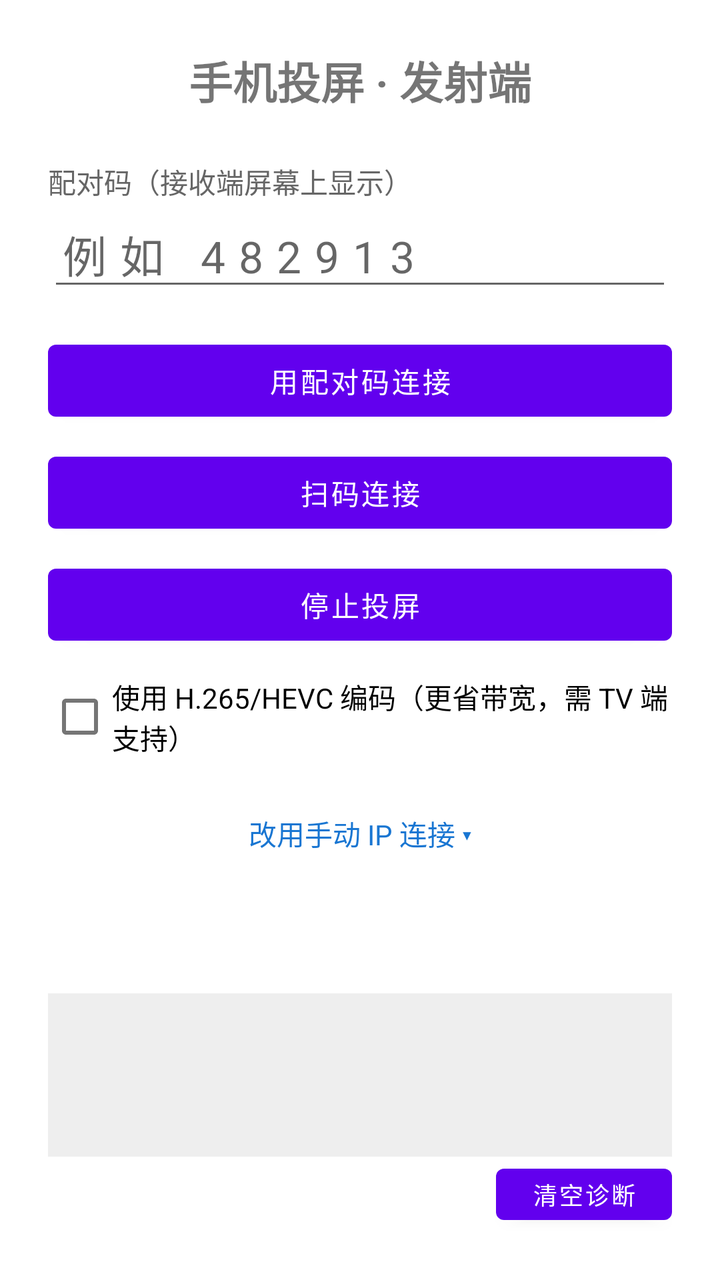
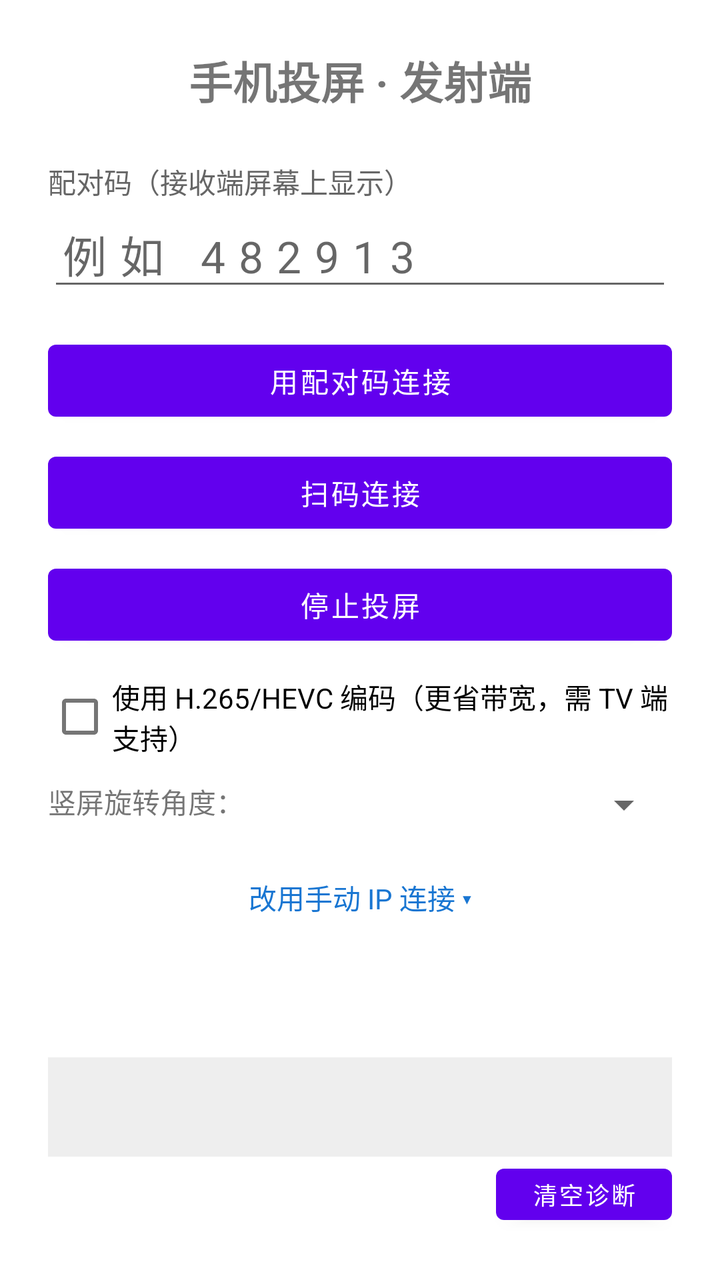

The first picture is an Android layout as it rendered before a commit; the second is the same layout after the commit. The layout source and the unified diff follow.
<!-- AndroidManifest.xml: application theme Theme.ScreenCast -->
<!-- res/layout/activity_main.xml -->
<?xml version="1.0" encoding="utf-8"?>
<LinearLayout xmlns:android="http://schemas.android.com/apk/res/android"
    xmlns:tools="http://schemas.android.com/tools"
    android:layout_width="match_parent"
    android:layout_height="match_parent"
    android:orientation="vertical"
    android:padding="24dp"
    android:gravity="center_vertical">

    <TextView
        android:layout_width="match_parent"
        android:layout_height="wrap_content"
        android:text="手机投屏 · 发射端"
        android:textSize="22sp"
        android:textStyle="bold"
        android:layout_marginBottom="24dp"
        android:gravity="center" />

    
    <LinearLayout
        android:id="@+id/pairBox"
        android:layout_width="match_parent"
        android:layout_height="wrap_content"
        android:orientation="vertical">

        <TextView
            android:layout_width="match_parent"
            android:layout_height="wrap_content"
            android:text="配对码（接收端屏幕上显示）"
            android:textColor="#FF666666" />

        <EditText
            android:id="@+id/etCode"
            android:layout_width="match_parent"
            android:layout_height="wrap_content"
            android:hint="例如 482913"
            android:inputType="number"
            android:maxLength="6"
            android:textSize="22sp"
            android:letterSpacing="0.3" />

        <Button
            android:id="@+id/btnPair"
            android:layout_width="match_parent"
            android:layout_height="wrap_content"
            android:layout_marginTop="16dp"
            android:text="用配对码连接" />

        <Button
            android:id="@+id/btnScan"
            android:layout_width="match_parent"
            android:layout_height="wrap_content"
            android:layout_marginTop="8dp"
            android:text="扫码连接" />
    </LinearLayout>

    
    <LinearLayout
        android:id="@+id/manualBox"
        android:layout_width="match_parent"
        android:layout_height="wrap_content"
        android:orientation="vertical"
        android:visibility="gone"
        android:layout_marginTop="8dp">

        <TextView
            android:layout_width="match_parent"
            android:layout_height="wrap_content"
            android:text="接收端 IP 地址" />

        <EditText
            android:id="@+id/etHost"
            android:layout_width="match_parent"
            android:layout_height="wrap_content"
            android:hint="例如 192.168.1.100"
            android:inputType="text" />

        <TextView
            android:layout_width="match_parent"
            android:layout_height="wrap_content"
            android:text="端口"
            android:layout_marginTop="12dp" />

        <EditText
            android:id="@+id/etPort"
            android:layout_width="match_parent"
            android:layout_height="wrap_content"
            android:inputType="number" />

        <Button
            android:id="@+id/btnStart"
            android:layout_width="match_parent"
            android:layout_height="wrap_content"
            android:layout_marginTop="16dp"
            android:text="开始投屏" />
    </LinearLayout>

    <Button
        android:id="@+id/btnStop"
        android:layout_width="match_parent"
        android:layout_height="wrap_content"
        android:layout_marginTop="8dp"
        android:text="停止投屏" />

    <CheckBox
        android:id="@+id/cbHevc"
        android:layout_width="wrap_content"
        android:layout_height="wrap_content"
        android:layout_marginTop="8dp"
        android:text="使用 H.265/HEVC 编码（更省带宽，需 TV 端支持）" />

    <TextView
        android:id="@+id/tvToggle"
        android:layout_width="match_parent"
        android:layout_height="wrap_content"
        android:layout_marginTop="16dp"
        android:text="改用手动 IP 连接 ▾"
        android:textColor="#FF1976D2"
        android:gravity="center"
        android:padding="8dp" />

    <TextView
        android:id="@+id/tvStatus"
        android:layout_width="match_parent"
        android:layout_height="wrap_content"
        android:layout_marginTop="24dp"
        android:gravity="center"
        android:textSize="16sp" />

    
    <ScrollView
        android:id="@+id/diagScroll"
        android:layout_width="match_parent"
        android:layout_height="0dp"
        android:layout_weight="1"
        android:layout_marginTop="16dp"
        android:background="#11000000"
        android:padding="8dp">

        <TextView
            android:id="@+id/tvDiag"
            android:layout_width="match_parent"
            android:layout_height="wrap_content"
            android:fontFamily="monospace"
            android:textSize="11sp"
            android:textColor="#FF37474F"
            android:textIsSelectable="true"
            android:lineSpacingExtra="2dp"
            tools:ignore="HardcodedText" />
    </ScrollView>

    <Button
        android:id="@+id/btnClearDiag"
        android:layout_width="wrap_content"
        android:layout_height="wrap_content"
        android:layout_gravity="end"
        android:minHeight="36dp"
        android:text="清空诊断"
        android:textSize="12sp" />
</LinearLayout>
<!-- resources referenced by this layout -->
<resources>
  <style name="Theme.ScreenCast" parent="Theme.MaterialComponents.DayNight.NoActionBar" />
</resources>

<!-- the commit's change to res/layout/activity_main.xml (unified diff, before → after) -->
@@ -109,6 +109,25 @@
         android:layout_marginTop="8dp"
         android:text="使用 H.265/HEVC 编码（更省带宽，需 TV 端支持）" />
 
+    <LinearLayout
+        android:layout_width="match_parent"
+        android:layout_height="wrap_content"
+        android:layout_marginTop="8dp"
+        android:orientation="horizontal">
+
+        <TextView
+            android:layout_width="wrap_content"
+            android:layout_height="wrap_content"
+            android:text="竖屏旋转角度："
+            android:textSize="14sp" />
+
+        <Spinner
+            android:id="@+id/spinRotate"
+            android:layout_width="0dp"
+            android:layout_weight="1"
+            android:layout_height="wrap_content" />
+    </LinearLayout>
+
     <TextView
         android:id="@+id/tvToggle"
         android:layout_width="match_parent"
